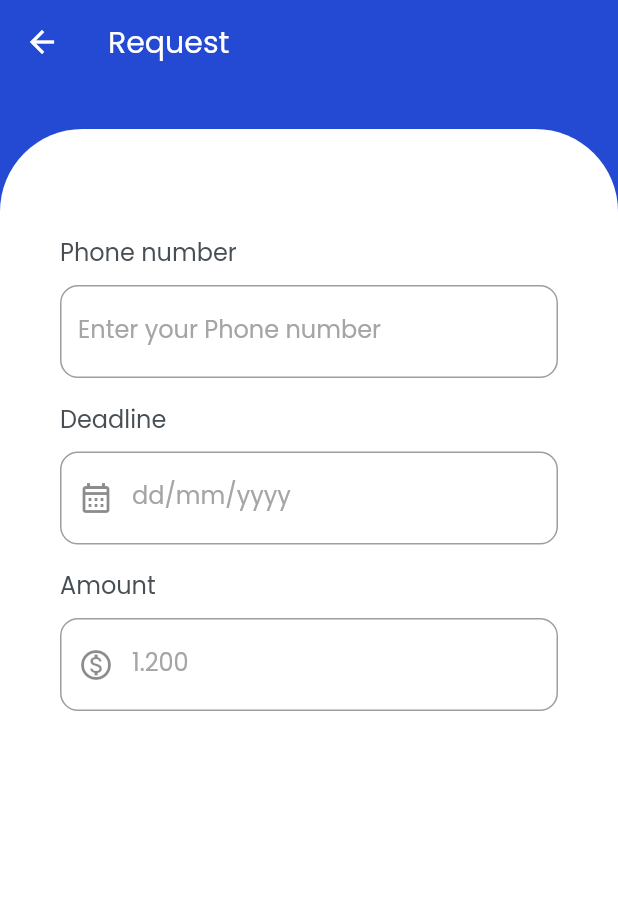
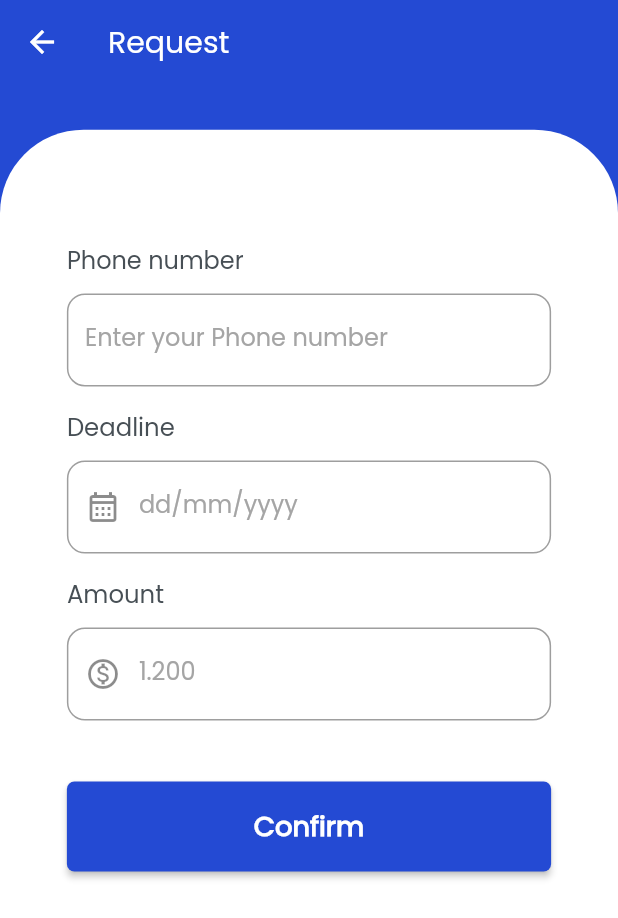
Before and after one commit to besan3/Loan_App, a Flutter app: the LoanScreen screen opened directly, after a tap on "Pay your loan", on a phone screen of 412 x 824 dp. Shown: the top 918 px of the screen. Run offline on Flutter 3.47's test engine with Material 2 defaults, Android fonts, the phone set to English and light mode, and no system bars; our stand-ins replace animated_bottom_navigation_bar, curved_navigation_bar, flutter_screenutil, flutter_svg, get, intl_phone_field and 2 more; accounts and stored records are empty.

Commit message:
intial commit

```diff
--- a/lib/main.dart
+++ b/lib/main.dart
@@ -13,7 +13,6 @@ class MyApp extends StatelessWidget {
   // This widget is the root of your application.
   @override
   Widget build(BuildContext context) {
-    final themeData = Get.isDarkMode ? ThemeData.dark() : ThemeData.light();
     return ScreenUtilInit(
        designSize: const Size(375, 812),
       minTextAdapt: true,
--- a/lib/routes/routes.dart
+++ b/lib/routes/routes.dart
@@ -7,6 +7,7 @@ import 'package:loan_app/views/login/login_screen.dart';
 import 'package:loan_app/views/login/setup_account_screen.dart';
 import 'package:loan_app/views/login/verifecation_code_screen.dart';
 import 'package:loan_app/views/onboarding/onboarding_screen.dart';
+import 'package:loan_app/views/profile/profile_screen.dart';
 
 class RoutesClass {
   static String splash = '/splash';
@@ -16,6 +17,7 @@ class RoutesClass {
   static String setup = '/setup';
   static String verification= '/verification';
   static String request= '/request';
+  static String profile='/profile';
 
   static String getSplashRout() => splash;
   static String getLayoutRoute() => layout;
@@ -24,6 +26,7 @@ class RoutesClass {
   static String getSetupAccountRoute() => setup;
   static String getVerificationRoute() => verification;
   static String getRequestRoute() => request;
+  static String getProfileRoute() => profile;
 
   List<GetPage> routes = [
     GetPage(name: splash, page: () => SplashScreen()),
@@ -33,6 +36,7 @@ class RoutesClass {
     GetPage(name: setup, page: () => SetupAccountScreen()),
         GetPage(name: verification, page: () => VerificationScreen()),
     GetPage(name: request, page: ()=>RequestScreen()),
+    GetPage(name: profile, page: ()=>ProfileScreen())
 
   ];
 }
--- a/lib/shared/components/components.dart
+++ b/lib/shared/components/components.dart
@@ -1,4 +1,5 @@
 import 'package:flutter/material.dart';
+import 'package:flutter_screenutil/flutter_screenutil.dart';
 import 'package:get/get.dart';
 import 'package:loan_app/shared/components/styles/texts.dart';
 import 'package:loan_app/views/home/pay_loan_screen.dart';
@@ -9,32 +10,43 @@ import '../../models/notification_model.dart';
 import '../../models/setting_model.dart';
 import 'styles/colors.dart';
 
-Future navigatTo(context, Widget widget) =>
-    Navigator.push(context, MaterialPageRoute(builder: (context) => widget));
-Future navigatAndRemove(context, Widget widget) => Navigator.pushAndRemoveUntil(
-    context, MaterialPageRoute(builder: (context) => widget), (route) => false);
-Widget defaultContainer(Widget widget) {
+class DefaultContainer extends StatelessWidget {
+Widget widget;
+DefaultContainer(this.widget);
+  @override
+  Widget build(BuildContext context) {
     return Expanded(
         child: Container(
-    margin: EdgeInsets.only(top: 30),
-    padding: EdgeInsets.all(20),
+          margin: EdgeInsets.only(top: 30.h),
+          padding: EdgeInsets.all(20.h.w),
           width: double.infinity,
           decoration: BoxDecoration(
-        borderRadius: BorderRadius.vertical(top: Radius.circular(55)),
+              borderRadius: BorderRadius.vertical(top: Radius.circular(55.r)),
               color: backgroundColor),
           child: widget,
         ));
   }
+}
 
-Widget defaultButton(
-  String text, {
-  double? width,
-  context,
-  String? screen,
-  double? radius = 5,
-  double? height = 60,
-}) =>
-    Container(
+
+class DefaultButton extends StatelessWidget {
+  String text;
+  double? width;
+
+  String? screen;
+      double? radius ;
+  double? height ;
+DefaultButton({
+ required this.text,
+  this.width,
+  this.height=60,
+  this.radius=5,
+  this.screen
+
+});
+  @override
+  Widget build(BuildContext context) {
+    return  Container(
       width: double.infinity,
       child: MaterialButton(
         shape: RoundedRectangleBorder(
@@ -47,24 +59,80 @@ Widget defaultButton(
         child: Text(
           text,
           style: TextStyle(
-              color: Colors.white, fontWeight: FontWeight.w600, fontSize: 18),
+              color: Colors.white, fontWeight: FontWeight.w600, fontSize: 18.sp),
         ),
       ),
     );
-Widget defaultTextForm(
-        {required TextEditingController textEditingController,
-        required TextInputType textInputType,
-        ValueChanged<String>? onFieldSubmitted,
-        ValueChanged<String>? onChanged,
-        GestureTapCallback? onTap,
-        bool isPassword = false,
-        required FormFieldValidator<String> validator,
-        required String label,
-        IconData? iconData,
-        IconData? iconDataSuffixx,
-        bool isenable = true,
-        bool hasPrefixIcon = false}) =>
-    TextFormField(
+  }
+}
+class DefaultCard extends StatelessWidget {
+  String text;
+  double? width;
+
+
+  double? radius ;
+  double? height ;
+  DefaultCard({
+    required this.text,
+    this.width,
+    this.height=60,
+    this.radius=5,
+
+
+  });
+  @override
+  Widget build(BuildContext context) {
+    return  Container(
+      width: double.infinity,
+      height: height,
+      child: Material(
+        shape: RoundedRectangleBorder(
+            borderRadius: BorderRadius.circular(radius!)),
+        color: primaryColor,
+
+
+        child: Center(
+          child: Text(
+            text,
+            style: TextStyle(
+                color: Colors.white, fontWeight: FontWeight.w600, fontSize: 18.sp),
+          ),
+        ),
+      ),
+    );
+  }
+}
+
+class DefaultTextForm extends StatelessWidget {
+  TextEditingController textEditingController;
+  TextInputType textInputType;
+  ValueChanged<String>? onFieldSubmitted;
+      ValueChanged<String>? onChanged;
+  bool isPassword;
+  FormFieldValidator<String> validator;
+  GestureTapCallback? onTap;
+  String label;
+  IconData? iconData;
+      IconData? iconDataSuffixx;
+  bool isenable;
+      bool hasPrefixIcon;
+  DefaultTextForm(
+      {
+        required this. textEditingController,
+        required this. textInputType,
+    this. onFieldSubmitted,
+       this. onChanged,
+  this. onTap,
+    this.isPassword = false,
+        required this.validator,
+        required this. label,
+       this. iconData,
+       this. iconDataSuffixx,
+    this. isenable = true,
+  this. hasPrefixIcon = false});
+  @override
+  Widget build(BuildContext context) {
+    return     TextFormField(
       controller: textEditingController,
       keyboardType: textInputType,
       onFieldSubmitted: onFieldSubmitted,
@@ -88,21 +156,31 @@ Widget defaultTextForm(
               borderSide: BorderSide(color: Color(0xffCBD4EB)))),
     );
 
-Widget defaultCard(HomeModel homeModel) {
+  }
+}
+
+
+class HomeCard extends StatelessWidget {
+HomeModel homeModel;
+HomeCard({
+  required this.homeModel
+});
+  @override
+  Widget build(BuildContext context) {
     return InkWell(
       onTap: (() => Get.to(LoanScreen())),
       child: Container(
-      width: 335,
-      height: 97.5,
+        width: 335.w,
+        height: 97.5.h,
         child: Card(
           shape: RoundedRectangleBorder(
-            borderRadius: BorderRadius.circular(10),
+              borderRadius: BorderRadius.circular(10.r),
               side: BorderSide(color: Color(0xff244AD3).withOpacity(0.5))),
           child: ListTile(
             leading: Image.asset(
               homeModel.image!,
-            width: 65,
-            height: 65,
+              width: 65.w,
+              height: 65.h,
             ),
             title: Text(homeModel.name!),
             subtitle: Text(homeModel.number!),
@@ -111,23 +189,28 @@ Widget defaultCard(HomeModel homeModel) {
       ),
     );
   }
+}
 
-Widget defaultProfileCard(SettingModel settingModel) {
+class ProfileCard extends StatelessWidget {
+  SettingModel settingModel;
+  ProfileCard(this.settingModel);
+  @override
+  Widget build(BuildContext context) {
     return Container(
-    width: 335,
-    height: 97.5,
+      width: 335.w,
+      height: 97.5.h,
       child: Card(
         // margin: EdgeInsets.only(top: 20),
         child: ListTile(
           leading: Padding(
-          padding: const EdgeInsets.only(top: 10.0),
+            padding:  EdgeInsets.only(top: 10.0.h),
             child: CircleAvatar(
-            radius: 40,
+              radius: 40.r,
               backgroundColor: Color(0xffE8F0FF),
               child: Image.asset(
                 settingModel.cardIcon!,
-              width: 21,
-              height: 21,
+                width: 21.w,
+                height: 21.h,
               ),
             ),
           ),
@@ -136,7 +219,7 @@ Widget defaultProfileCard(SettingModel settingModel) {
               child: Text(
                 settingModel.title!,
                 style: TextStyle(
-                  fontSize: 14,
+                    fontSize: 14.sp,
                     fontWeight: FontWeight.w600,
                     color: Color(0xff95989A)),
               )),
@@ -144,10 +227,15 @@ Widget defaultProfileCard(SettingModel settingModel) {
       ),
     );
   }
+}
 
-Widget defaultNotificationsItem(NotificationModel notificationModel) {
+class NotificationsItem extends StatelessWidget {
+  NotificationModel notificationModel;
+  NotificationsItem(this.notificationModel);
+  @override
+  Widget build(BuildContext context) {
     return Container(
-    width: 337,
+      width: 337.w,
       child: Column(
         children: [
           ListTile(
@@ -161,45 +249,51 @@ Widget defaultNotificationsItem(NotificationModel notificationModel) {
             trailing: Text(notificationModel.time!),
           ),
           SizedBox(
-          height: 20,
+            height: 20.h,
           ),
           Row(
             mainAxisAlignment: MainAxisAlignment.spaceBetween,
             children: [
-            Container(width: 150, child: defaultButton('Reject', width: 150)),
-            Container(width: 150, child: defaultButton('Reject', width: 150)),
+              Container(width: 150.w, child: DefaultCard(text:'Reject', width: 150.w,)),
+              Container(width: 150.w, child: DefaultCard(text:'Reject', width: 150.w)),
             ],
           ),
           SizedBox(
-          height: 20,
+            height: 20.h,
           ),
         ],
       ),
     );
   }
+}
 
-Widget defaultLoanCard(LoanModel loanModel) {
+class DefaultLoanCard extends StatelessWidget {
+  LoanModel loanModel;
+  DefaultLoanCard(this.loanModel);
+  @override
+  Widget build(BuildContext context) {
     return ListTile(
       title: Text(
         loanModel.number!,
-      style: bigTextStyle.copyWith(fontSize: 16, color: primaryTextColor),
+        style: bigTextStyle.copyWith(fontSize: 16.sp, color: primaryTextColor),
       ),
       subtitle: Text(
         loanModel.date!,
       ),
       leading: Container(
-        width: 56,
-        height: 56,
+          width: 56.w,
+          height: 56.h,
           decoration: BoxDecoration(
-            borderRadius: BorderRadius.circular(12), color: Color(0xffF0EFFF)),
+              borderRadius: BorderRadius.circular(12.r), color: Color(0xffF0EFFF)),
           child: Image.asset(
             loanModel.icon!,
-          width: 20,
-          height: 20,
+            width: 20.w,
+            height: 20.h,
           )),
       trailing: Text(
         loanModel.amount!,
-      style: bigTextStyle.copyWith(fontSize: 16, color: primaryTextColor),
+        style: bigTextStyle.copyWith(fontSize: 16.sp, color: primaryTextColor),
       ),
     );
   }
+}
--- a/lib/shared/components/styles/texts.dart
+++ b/lib/shared/components/styles/texts.dart
@@ -1,5 +1,4 @@
 import 'package:flutter/material.dart';
-import 'package:get/get.dart';
 import 'package:loan_app/shared/components/styles/colors.dart';
 
 final bigTextStyle = TextStyle(
--- a/lib/views/home/layout.dart
+++ b/lib/views/home/layout.dart
@@ -1,7 +1,5 @@
-import 'package:animated_bottom_navigation_bar/animated_bottom_navigation_bar.dart';
 import 'package:curved_navigation_bar/curved_navigation_bar.dart';
 import 'package:flutter/material.dart';
-import 'package:flutter/src/widgets/container.dart';
 import 'package:flutter/src/widgets/framework.dart';
 import 'package:get/get.dart';
 import 'package:loan_app/controllers/homeController.dart';
--- a/lib/views/home/notification_screen.dart
+++ b/lib/views/home/notification_screen.dart
@@ -57,7 +57,7 @@ class NotificationsScreen extends StatelessWidget {
                       ),
                       itemBuilder: ((context, index) =>  Column(
                         children: [
-                          defaultNotificationsItem(NotificationModel(
+                       NotificationsItem(NotificationModel(
 image: 'assets/images/profile.png',
 name: 'John Doe',
 description: 'Lorem Ipsum is simply dummy text of the printing and typesetting industry',
--- a/lib/views/home/pay_loan_screen.dart
+++ b/lib/views/home/pay_loan_screen.dart
@@ -1,14 +1,13 @@
 import 'package:flutter/material.dart';
 import 'package:flutter/src/widgets/container.dart';
 import 'package:flutter/src/widgets/framework.dart';
+import 'package:flutter_screenutil/flutter_screenutil.dart';
 import 'package:get/get.dart';
 import 'package:loan_app/controllers/homeController.dart';
 import 'package:loan_app/routes/routes.dart';
 import 'package:loan_app/shared/components/components.dart';
 import 'package:loan_app/shared/components/styles/colors.dart';
 import 'package:loan_app/shared/components/styles/texts.dart';
-import 'package:loan_app/shared/constants.dart';
-import 'package:loan_app/views/home/request_screen.dart';
 
 import '../../models/loan_model.dart';
 
@@ -29,47 +28,47 @@ class LoanScreen extends StatelessWidget {
         ),
         body: SafeArea(
           top: true,
-          minimum: EdgeInsets.only(top: 30),
+          minimum: EdgeInsets.only(top: 30.h),
           child: Column(
             children: [
 
               Expanded(
                   child: Container(
 
-                padding: EdgeInsets.all(20),
+                padding: EdgeInsets.all(20.h.w),
                 width: double.infinity,
                 decoration: BoxDecoration(
-                    borderRadius: BorderRadius.vertical(top: Radius.circular(55)),
+                    borderRadius: BorderRadius.vertical(top: Radius.circular(55.r)),
                     color: backgroundColor),
 
                     child: Column(
                       crossAxisAlignment: CrossAxisAlignment.start,
                       children: [
                         Padding(
-                          padding: const EdgeInsets.symmetric(horizontal: 20,vertical: 40),
+                          padding:  EdgeInsets.symmetric(horizontal: 20.w,vertical: 40.h),
                           child: ListTile(
                             title: Text('John Doe',style: bigTextStyle.copyWith(color: primaryTextColor),),
                             subtitle: Text('1234567890'),
                             trailing: Image.asset('assets/images/profile.png',
-                            width: 65,height: 65,
+                            width: 65.w,height: 65.h,
                             ),
                           ),
                         ),
 
-                        Center(child: Text('2.000\$',style: bigTextStyle.copyWith(fontSize: 28,color: Colors.black),)),
-                        SizedBox(height: 10,),
-                                                Center(child: Text('12.Nov.2022',style: smallTextStyle.copyWith(fontSize: 16,color: Color(0xff767D88)),)),
-                        SizedBox(height: 30,),
+                        Center(child: Text('2.000\$',style: bigTextStyle.copyWith(fontSize: 28.sp,color: Colors.black),)),
+                        SizedBox(height: 10.h,),
+                                                Center(child: Text('12.Nov.2022',style: smallTextStyle.copyWith(fontSize: 16.sp,color: Color(0xff767D88)),)),
+                        SizedBox(height: 30.h,),
 
                         Text('Transaction ',style: bigTextStyle.copyWith(color: primaryTextColor)),
-                        SizedBox(height: 20,),
+                        SizedBox(height: 20.h,),
 
                         Expanded(child: ListView.separated(
                           separatorBuilder: (context, index) => Divider(
                             thickness: 1,
                           ),
                           itemBuilder: ((context, index) =>
-                        defaultLoanCard(LoanModel(
+                        DefaultLoanCard(LoanModel(
                           icon: loancontroller.loanIcons[index],
                           number: '1234567890',
                           date: 'December 28, 2021',
@@ -83,9 +82,9 @@ class LoanScreen extends StatelessWidget {
 
                          ),
                          itemCount: loancontroller.loanIcons.length,)),
-                                                 SizedBox(height: 30,),
+                                                 SizedBox(height: 30.h,),
 
-defaultButton( 'Pay your loan',context: context,screen: RoutesClass.getRequestRoute()),
+DefaultButton(text: 'Pay your loan',screen: RoutesClass.getRequestRoute()),
                       ],
                     ),
                     ),
--- a/lib/views/home/request_screen.dart
+++ b/lib/views/home/request_screen.dart
@@ -1,8 +1,10 @@
 import 'package:flutter/material.dart';
 import 'package:flutter/src/widgets/container.dart';
 import 'package:flutter/src/widgets/framework.dart';
+import 'package:flutter_screenutil/flutter_screenutil.dart';
 import 'package:get/get.dart';
 import 'package:loan_app/controllers/homeController.dart';
+import 'package:loan_app/routes/routes.dart';
 import 'package:loan_app/views/profile/profile_screen.dart';
 
 import '../../shared/components/components.dart';
@@ -24,65 +26,67 @@ class RequestScreen extends StatelessWidget {
               ),
               body: SafeArea(
                   top: true,
-                  minimum: EdgeInsets.only(top: 30),
+                  minimum: EdgeInsets.only(top: 30.h),
                   child: Column(children: [
                     Expanded(
                         child: Container(
-                      padding: EdgeInsets.all(20),
+                      padding: EdgeInsets.all(20.h.w),
                       width: double.infinity,
                       decoration: BoxDecoration(
                           borderRadius:
-                              BorderRadius.vertical(top: Radius.circular(55)),
+                              BorderRadius.vertical(top: Radius.circular(55.r)),
                           color: backgroundColor),
                     child: Padding(
-                      padding: const EdgeInsets.all(20.0),
+                      padding:  EdgeInsets.all(20.0.h.w),
+                      child: SingleChildScrollView(
                         child: Column(
                           crossAxisAlignment: CrossAxisAlignment.start,
                           children: [
-                                                                       SizedBox(height: 30,),
+                                                                         SizedBox(height: 30.h,),
 
                             Text('Phone number',
                                                 style: TextStyle(color: Color(0xff474F55),
                                                 fontSize: 16,fontWeight: FontWeight.w400
                                                 ),),
-                                               SizedBox(height: 10,),
-                                              defaultTextForm(textEditingController: TextEditingController(),
+                                                 SizedBox(height: 10.h,),
+                                                DefaultTextForm(textEditingController: TextEditingController(),
                                                          textInputType: TextInputType.phone,
                                                          validator:(value) => 'Uncorrect Name',
                                                          label: 'Enter your Phone number'),
-                                                        SizedBox(height: 15,),
+                                                          SizedBox(height: 15.h,),
 
 
                                                  Text('Deadline',
                                                 style: TextStyle(color: Color(0xff474F55),
-                                              fontSize: 16,fontWeight: FontWeight.w400
+                                                fontSize: 16.sp,fontWeight: FontWeight.w400
                                                 ),),
-                                               SizedBox(height: 10,),
-                                              defaultTextForm(textEditingController: TextEditingController(),
+                                                 SizedBox(height: 10.h,),
+                                                DefaultTextForm(textEditingController: TextEditingController(),
                                                          textInputType: TextInputType.text,
                                                          validator:(value) => 'Uncorrect Name',
                                                          label: 'dd/mm/yyyy',
                                                            hasPrefixIcon: true,
                                                          iconData: Icons.calendar_month_outlined),
-                                                        SizedBox(height: 15,),
+                                                          SizedBox(height: 15.h,),
 
 
                                                  Text('Amount',
                                                 style: TextStyle(color: Color(0xff474F55),
-                                              fontSize: 16,fontWeight: FontWeight.w400
+                                                fontSize: 16.sp,fontWeight: FontWeight.w400
                                                 ),),
-                                               SizedBox(height: 10,),
-                                              defaultTextForm(textEditingController: TextEditingController(),
+                                                 SizedBox(height: 10.h,),
+                                                DefaultTextForm(textEditingController: TextEditingController(),
                                                          textInputType: TextInputType.text,
                                                          validator:(value) => 'Uncorrect Name',
                                                          label: '1.200',
                                                          hasPrefixIcon: true,
                                                          iconData: Icons.monetization_on_outlined
                                                          ),
-                                               SizedBox(height: 40,),
+                                                 SizedBox(height: 40.h,),
 
-                                               //        defaultButton( 'Confirm',context: context,screen: ProfileScreen())
+                                                       DefaultButton( text: 'Confirm',screen: RoutesClass.getProfileRoute())
                           ],
+                        ),
                       ),
                     ),),
 
--- a/lib/views/home/splash_screen.dart
+++ b/lib/views/home/splash_screen.dart
@@ -3,7 +3,6 @@ import 'package:get/get.dart';
 import 'package:flutter_svg/flutter_svg.dart';
 import 'package:loan_app/routes/routes.dart';
 import 'package:loan_app/shared/components/styles/colors.dart';
-import 'package:loan_app/views/onboarding/onboarding_screen.dart';
 
 class SplashScreen extends StatelessWidget {
   const SplashScreen({Key? key}) : super(key: key);
```
Also changed, not shown: lib/shared/constants.dart (deleted, +0 -11 lines), lib/views/home/home_screen.dart (+26 -22 lines), lib/views/home/settingsScreen.dart (+8 -9 lines), lib/views/home/users_screen.dart (+9 -8 lines), lib/views/login/login_screen.dart (+17 -16 lines), lib/views/login/setup_account_screen.dart (+33 -37 lines), lib/views/login/verifecation_code_screen.dart (+4 -6 lines), lib/views/onboarding/onboarding_screen.dart (+20 -14 lines), lib/views/profile/personal_detailes_screen.dart (+36 -34 lines), lib/views/profile/profile_screen.dart (+13 -8 lines), lib/views/profile/profile_settings_screen.dart (+13 -12 lines). Lines whose indentation alone changed are shown as unchanged.
